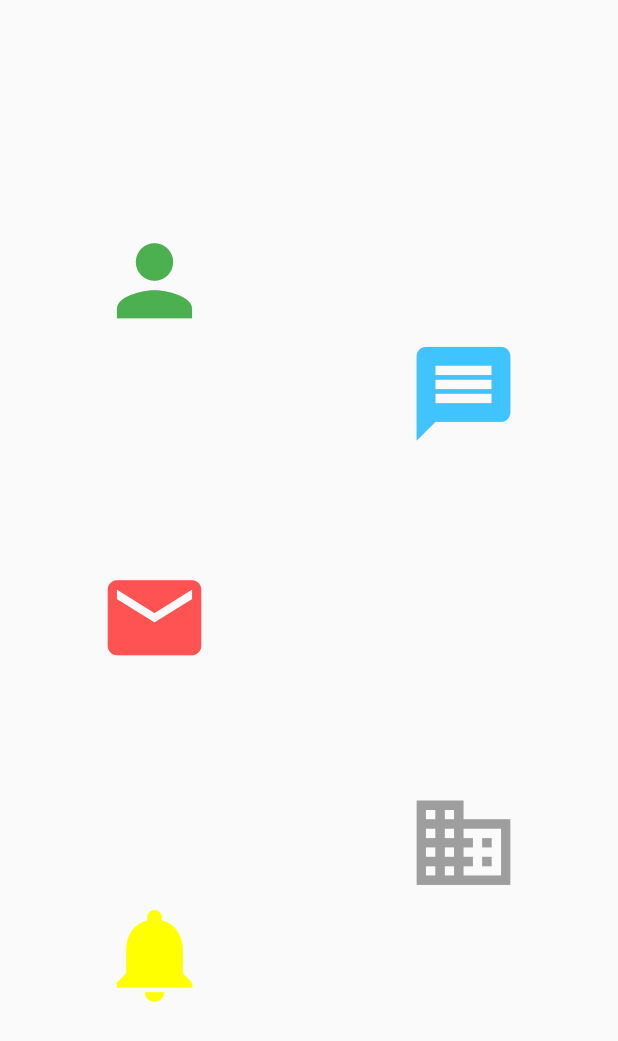
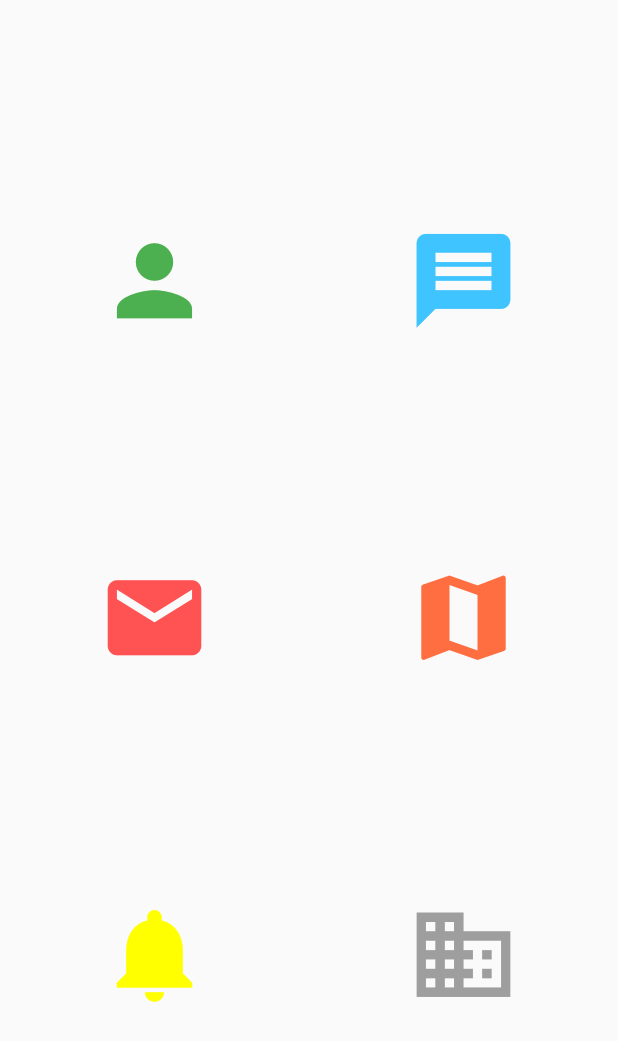
Before and after one commit to GustavoCarrilloR/security_notifications, a Flutter app: the screen it shows after launch, on a phone screen of 412 x 824 dp. Shown: the top 1041 px of the screen. Run offline on Flutter 3.47's test engine with Material 2 defaults, Android fonts, the phone set to English and light mode, and no system bars; our stand-ins replace firebase_messaging; accounts and stored records are empty.

Commit message:
reverte changes

```diff
--- a/lib/screen/main_screen.dart
+++ b/lib/screen/main_screen.dart
@@ -184,6 +184,10 @@ class _MainScreenState extends State<MainScreen>
                             notificationType: "Message",
                           ),
                           NotificationIcon(
+                            key: mapNotificationKey,
+                            notificationType: "Map",
+                          ),
+                          NotificationIcon(
                             key: busNotificationKey,
                             notificationType: "Business",
                           ),
```
